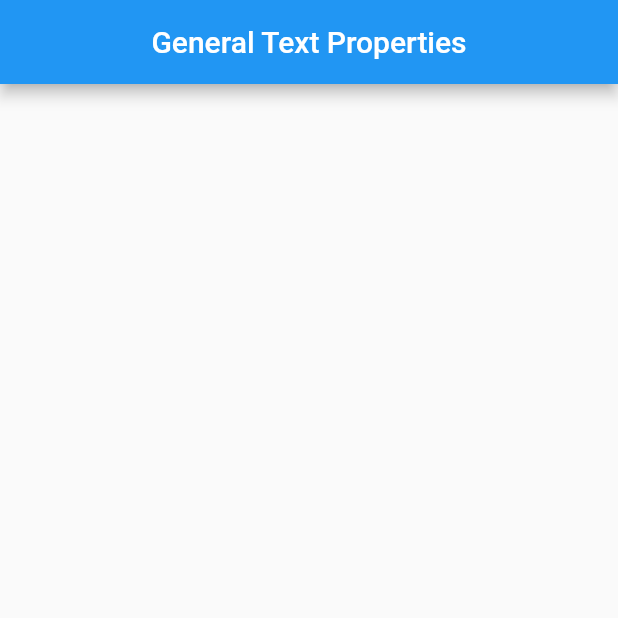
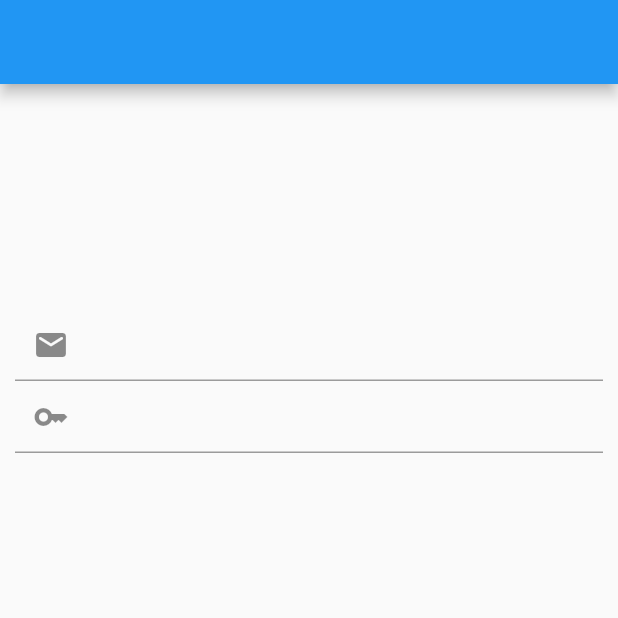
Before and after one commit to MertSaygili/FlutterMiniProjects, a Flutter app: the screen it shows after launch, on a phone screen of 412 x 824 dp, the top half of it. Run offline on Flutter 3.47's test engine with Material 2 defaults, Android fonts, the phone set to English and light mode, and no system bars.

Commit message:
still on progress

```diff
--- a/lib/Classes/Projects/trext_field_widget.dart/simple_login_page.dart
+++ b/lib/Classes/Projects/trext_field_widget.dart/simple_login_page.dart
@@ -12,9 +12,40 @@ class _SimpleLoginPageState extends State<SimpleLoginPage> {
   Widget build(BuildContext context) {
     return Scaffold(
       appBar: AppBar(),
-      body: Column(
-        children: const [],
+      body: Padding(
+        padding: PaddingItems().paddingPage,
+        child: Center(
+          child: Column(
+            children: const [
+              TextField(
+                keyboardType: TextInputType.emailAddress,
+                textAlign: TextAlign.start,
+                decoration: InputDecoration(
+                  prefixIcon: Icon(Icons.email_rounded),
+                ),
+              ),
+              TextField(
+                keyboardType: TextInputType.emailAddress,
+                textAlign: TextAlign.start,
+                decoration: InputDecoration(
+                  prefixIcon: Icon(Icons.key),
+                ),
+              ),
+            ],
+          ),
+        ),
       ),
     );
   }
 }
+
+class PaddingItems {
+  final EdgeInsets paddingPage = EdgeInsets.symmetric(
+      vertical: PaddingValues().paddingVerticalNormal,
+      horizontal: PaddingValues().paddingHorizontalNormal);
+}
+
+class PaddingValues {
+  final double paddingVerticalNormal = 150;
+  final double paddingHorizontalNormal = 10;
+}
--- a/lib/main.dart
+++ b/lib/main.dart
@@ -1,5 +1,6 @@
 import 'package:flutter/material.dart';
 import 'Classes/Projects/text_widget/general_text_properties.dart';
+import 'Classes/Projects/trext_field_widget.dart/simple_login_page.dart';
 
 void main() {
   runApp(const MyApp());
@@ -17,7 +18,7 @@ class MyApp extends StatelessWidget {
       theme: ThemeData(
         primarySwatch: Colors.blue,
       ),
-      home: const GeneralTextProperties(),
+      home: const SimpleLoginPage(),
     );
   }
 }
```
